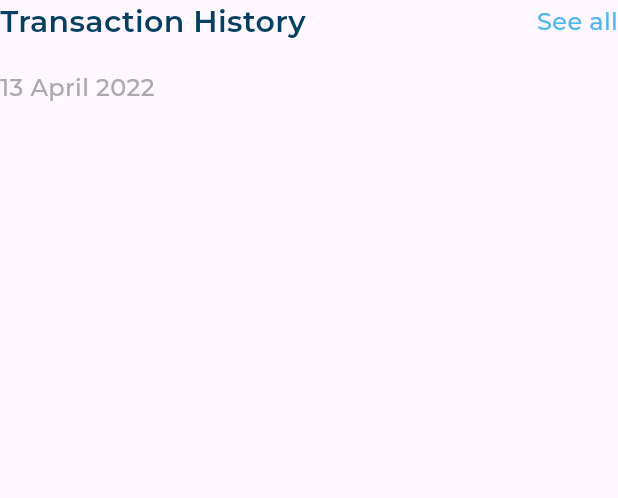
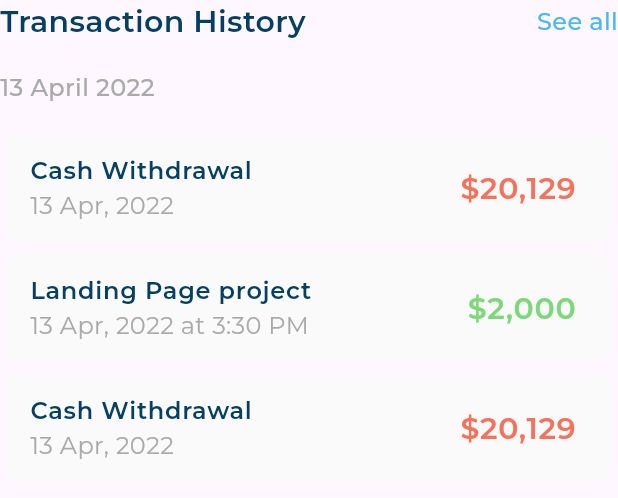
Before and after one commit to MuhanadIbrahim/responsive_dash_board, a Flutter app: the TransctionHistory widget shown alone on an empty page, opened directly, on a phone screen of 412 x 824 dp. Shown: the top 498 px of the screen. Run offline on Flutter 3.47's test engine with Material 3 defaults, Android fonts, the phone set to English and light mode, and no system bars; our stand-ins replace expandable_page_view, flutter_svg; project files that could hold a hidden picture were left out.

Commit message:
Refactor dashboard layout and add income section
- Refactor dashboard layout to use combined card and transaction history section.
- Add new income section with header and styling for monthly income display.

```diff
--- a/lib/views/widgets/dashboard_desktop_layout.dart
+++ b/lib/views/widgets/dashboard_desktop_layout.dart
@@ -3,9 +3,7 @@ import 'package:flutter/material.dart';
 import 'package:flutter/widgets.dart';
 import 'package:responsive_dash_board/views/widgets/allexpensess_and_quickinvoice_section.dart';
 import 'package:responsive_dash_board/views/widgets/custom_drawer.dart';
-import 'package:responsive_dash_board/views/widgets/my_card.dart';
-import 'package:responsive_dash_board/views/widgets/my_cards_section.dart';
-import 'package:responsive_dash_board/views/widgets/transction_history.dart';
+import 'package:responsive_dash_board/views/widgets/my_card_and_transction_history_section.dart';
 
 class DashBoardDesktopLayout extends StatelessWidget {
   const DashBoardDesktopLayout({super.key});
@@ -22,7 +20,7 @@ class DashBoardDesktopLayout extends StatelessWidget {
         SizedBox(
           width: 24,
         ),
-        Expanded(child: TransctionHistory())
+        Expanded(child: MyCardsAndTransctionHistorySection())
       ],
     );
   }
--- a/lib/views/widgets/transction_history.dart
+++ b/lib/views/widgets/transction_history.dart
@@ -1,5 +1,6 @@
 import 'package:flutter/material.dart';
 import 'package:responsive_dash_board/views/widgets/transction_history_header.dart';
+import 'package:responsive_dash_board/views/widgets/transction_history_list_view.dart';
 
 class TransctionHistory extends StatelessWidget {
   const TransctionHistory({super.key});
@@ -22,7 +23,11 @@ class TransctionHistory extends StatelessWidget {
             fontWeight: FontWeight.w500,
             height: 0,
           ),
-        )
+        ),
+        SizedBox(
+          height: 16,
+        ),
+        TransctionHistoryListView()
       ],
     );
   }
--- /dev/null
+++ b/lib/views/widgets/transction_history_list_view.dart
@@ -0,0 +1,34 @@
+import 'package:flutter/material.dart';
+import 'package:responsive_dash_board/model/transction_model.dart';
+import 'package:responsive_dash_board/views/widgets/transction_item.dart';
+
+class TransctionHistoryListView extends StatelessWidget {
+  const TransctionHistoryListView({super.key});
+  static const items = [
+    TransctionModel(
+        title: 'Cash Withdrawal',
+        date: '13 Apr, 2022 ',
+        amount: r'$20,129',
+        isWithdrawal: true),
+    TransctionModel(
+        title: 'Landing Page project',
+        date: '13 Apr, 2022 at 3:30 PM ',
+        amount: r'$2,000',
+        isWithdrawal: false),
+    TransctionModel(
+        title: 'Cash Withdrawal',
+        date: '13 Apr, 2022 ',
+        amount: r'$20,129',
+        isWithdrawal: true),
+  ];
+  @override
+  Widget build(BuildContext context) {
+    return ListView.builder(
+      itemCount: items.length,
+      shrinkWrap: true,
+      itemBuilder: (context, index) {
+        return TransctionItem(transctionModel: items[index]);
+      },
+    );
+  }
+}
```
Also changed, not shown: lib/views/widgets/income_section.dart (added, +16 -0 lines), lib/views/widgets/income_section_header.dart (added, +42 -0 lines), lib/views/widgets/my_card_and_transction_history_section.dart (added, +24 -0 lines).
